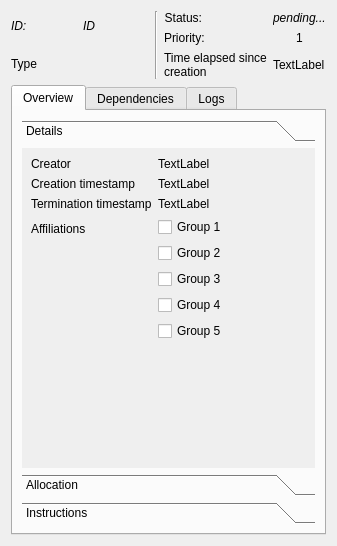
Old version of the form gcs_mission_interface/resources/uis/task_overview.ui in the repository vguillet/gcs_mission_interface.
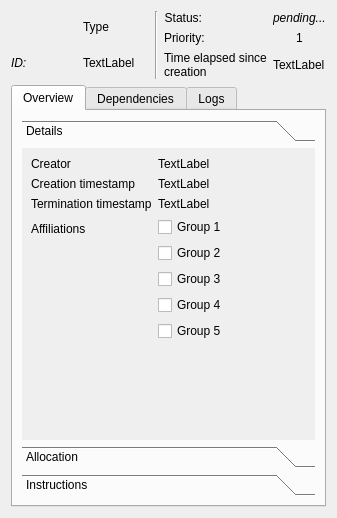
New version of the form.

Diff of the .ui file:
```diff
--- a/gcs_mission_interface/resources/uis/task_overview.ui
+++ b/gcs_mission_interface/resources/uis/task_overview.ui
@@ -7,7 +7,7 @@
     <x>0</x>
     <y>0</y>
     <width>337</width>
-    <height>546</height>
+    <height>518</height>
    </rect>
   </property>
   <property name="windowTitle">
@@ -18,6 +18,20 @@
     <layout class="QHBoxLayout" name="horizontalLayout">
      <item>
       <layout class="QVBoxLayout" name="verticalLayout">
+       <item>
+        <layout class="QHBoxLayout" name="horizontalLayout_2">
+         <item>
+          <widget class="QWidget" name="widget_task_type_icon" native="true"/>
+         </item>
+         <item>
+          <widget class="QLabel" name="label_task_type">
+           <property name="text">
+            <string>Type</string>
+           </property>
+          </widget>
+         </item>
+        </layout>
+       </item>
        <item>
         <layout class="QHBoxLayout" name="horizontalLayout_12">
          <item>
@@ -30,26 +44,12 @@
          <item>
           <widget class="QLabel" name="label_task_id">
            <property name="text">
-            <string>&lt;html&gt;&lt;head/&gt;&lt;body&gt;&lt;p&gt;&lt;span style=&quot; font-style:italic;&quot;&gt;ID&lt;/span&gt;&lt;/p&gt;&lt;/body&gt;&lt;/html&gt;</string>
+            <string>&lt;html&gt;&lt;head/&gt;&lt;body&gt;&lt;p&gt;TextLabel&lt;/p&gt;&lt;/body&gt;&lt;/html&gt;</string>
            </property>
           </widget>
          </item>
         </layout>
        </item>
-       <item>
-        <layout class="QHBoxLayout" name="horizontalLayout_2">
-         <item>
-          <widget class="QLabel" name="label_task_type">
-           <property name="text">
-            <string>Type</string>
-           </property>
-          </widget>
-         </item>
-         <item>
-          <widget class="QWidget" name="widget_task_type_icon" native="true"/>
-         </item>
-        </layout>
-       </item>
       </layout>
      </item>
      <item>
@@ -148,8 +148,8 @@
            <rect>
             <x>0</x>
             <y>0</y>
-            <width>297</width>
-            <height>296</height>
+            <width>267</width>
+            <height>260</height>
            </rect>
           </property>
           <attribute name="label">
```
Left out of the diff: 12 changed lines with no effect on the pictures.
